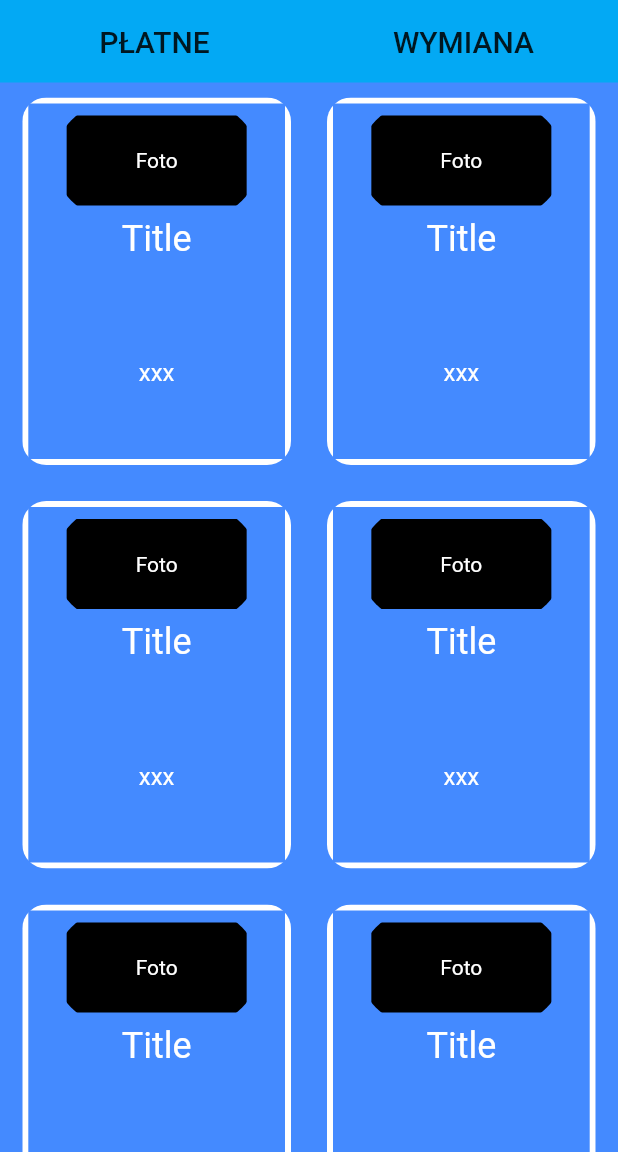
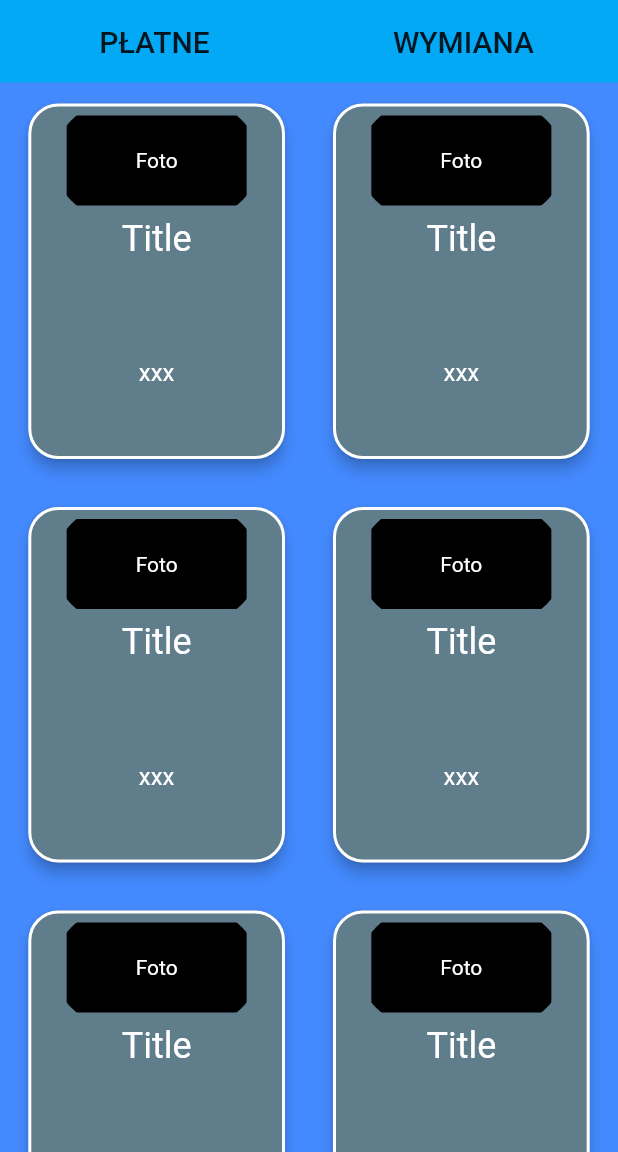
Before and after one commit to PjoterKacprzak/fachowcy-app, a Flutter app: the HomePage screen opened directly, on a phone screen of 412 x 824 dp, the part 84-1236 px from its top. Run offline on Flutter 3.47's test engine with Material 2 defaults, Android fonts, the phone set to English and light mode, and no system bars; our stand-ins replace email_validator, shared_preferences; accounts and stored records are empty.

Commit message:
fixed board ad small

```diff
--- a/lib/src/customWidgets/AdCardSmall.dart
+++ b/lib/src/customWidgets/AdCardSmall.dart
@@ -25,8 +25,13 @@ class AdCardSmall extends StatelessWidget {
       children: <Widget>[
         SizedBox(
           width: MediaQuery.of(context).size.width / 2.3, //TODO: jakby coś się sypało na innych kształtach to tu
-          child: ClipRRect(
-            borderRadius: BorderRadius.circular(16),
+          child: Card(
+            color: Colors.blueGrey,
+            elevation: 4.0,
+            shape: RoundedRectangleBorder(
+                borderRadius: BorderRadius.circular(20),
+                side: BorderSide(width: 2, color: Colors.white),
+            ),
             child: GestureDetector(
               onTap:() async{
                 await AdCardLarge.getAdDataByAdId(userAdId);
@@ -35,7 +40,7 @@ class AdCardSmall extends StatelessWidget {
                   MaterialPageRoute(builder: (context) => AdCardLarge()));
                 },
               child: Container(
-                decoration: BoxDecoration(border: Border.all(color: Colors.white, width: 4.0)),
+                //color: Colors.blueGrey,
                 child: Center(
                   child: Column(
                     children: <Widget>[
```
